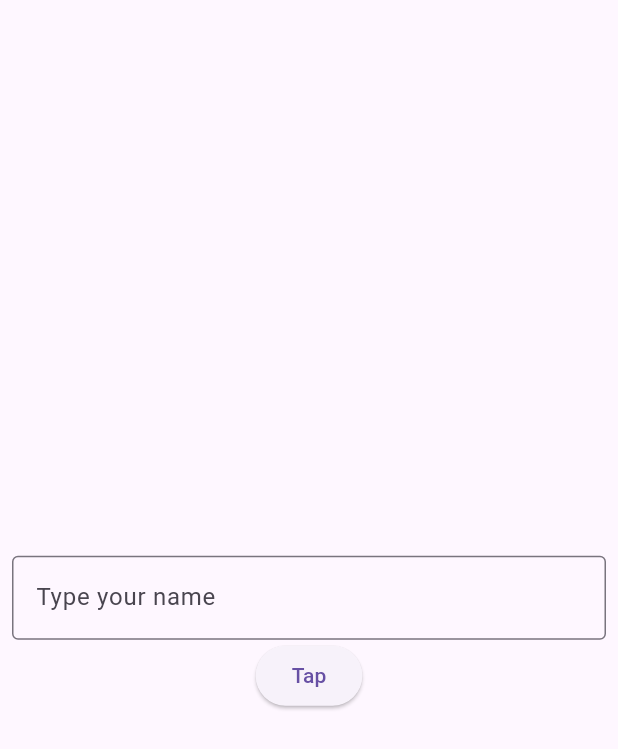
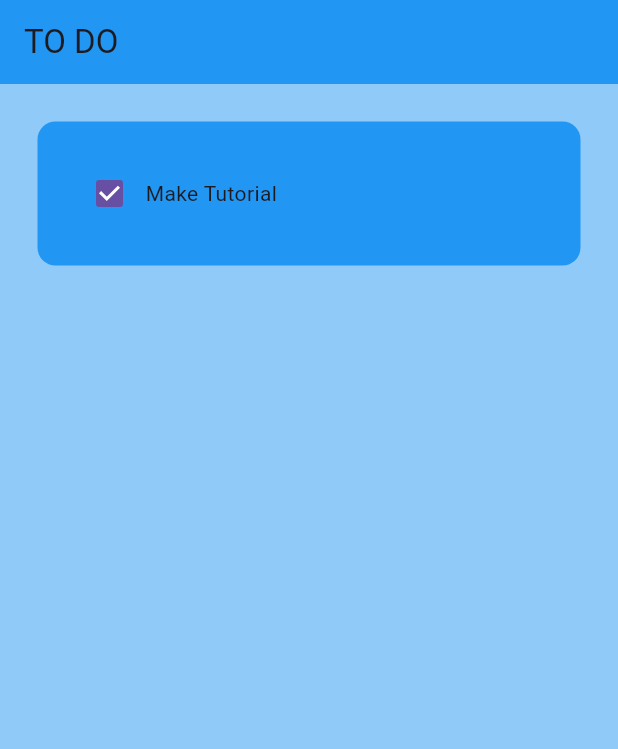
Before and after one commit to Lkemp1790/to_do_app, a Flutter app: the screen it shows after launch, on a phone screen of 412 x 824 dp. Shown: the top 749 px of the screen. Run offline on Flutter 3.47's test engine with Material 3 defaults, Android fonts, the phone set to English and light mode, and no system bars; missing offline and left inert: dart:ffi.

Commit message:
task list

```diff
--- a/lib/main.dart
+++ b/lib/main.dart
@@ -1,6 +1,6 @@
 import 'package:flutter/material.dart';
 
-import 'pages/todo_page.dart';
+import 'pages/home_page.dart';
 
 void main() {
   runApp(const MyApp());
@@ -14,7 +14,8 @@ class MyApp extends StatelessWidget {
   Widget build(BuildContext context) {
     return MaterialApp(
       debugShowCheckedModeBanner: false,
-      home: ToDoPage()
+      home: HomePage(),
+      theme: ThemeData(primarySwatch: Colors.blue),
     );
   }
 }
--- /dev/null
+++ b/lib/pages/home_page.dart
@@ -0,0 +1,32 @@
+import 'package:flutter/material.dart';
+import 'package:to_do_app/util/todo_tile.dart';
+
+class HomePage extends StatefulWidget {
+  const HomePage({super.key});
+
+  @override
+  State<HomePage> createState() => _HomePageState();
+}
+
+class _HomePageState extends State<HomePage> {
+  @override
+  Widget build(BuildContext context) {
+    return Scaffold(
+      backgroundColor: Colors.blue[200],
+      appBar: AppBar(
+        title: Text("TO DO"),
+        backgroundColor: Colors.blue,
+        elevation: 0,
+      ),
+      body: ListView(
+        children: [
+          TodoTile(
+            taskName: "Make Tutorial",
+            taskCompleted: true,
+            onChanged: (p0) {},
+          ),
+        ],
+      ),
+    );
+  }
+}
--- a/lib/pages/todo_page.dart
+++ /dev/null
@@ -1,49 +0,0 @@
-import 'package:flutter/material.dart';
-
-class ToDoPage extends StatefulWidget {
-  const ToDoPage({super.key});
-
-  @override
-  State<ToDoPage> createState() => _ToDoPageState();
-}
-
-class _ToDoPageState extends State<ToDoPage> {
-  // text editing controller
-  TextEditingController myController = TextEditingController();
-
-  // greeting message variable
-  String greetingMessage = "";
-
-  // greet user method
-  void greetUser() {
-    String userName = myController.text;
-    setState(() {
-      greetingMessage = "Hello, " + userName;
-    });
-  }
-
-  @override
-  Widget build(BuildContext context) {
-    return Scaffold(
-        body: Center(
-            child: Padding(
-      padding: const EdgeInsets.all(8.0),
-      child: Column(
-        mainAxisAlignment: MainAxisAlignment.center,
-        children: [
-          // GreetingMessage
-          Text(greetingMessage),
-
-          TextField(
-            controller: myController,
-            decoration: InputDecoration(
-                border: OutlineInputBorder(), hintText: "Type your name"),
-          ),
-
-          // button
-          ElevatedButton(onPressed: greetUser, child: Text("Tap"))
-        ],
-      ),
-    )));
-  }
-}
--- /dev/null
+++ b/lib/util/todo_tile.dart
@@ -0,0 +1,37 @@
+import 'dart:ffi';
+
+import 'package:flutter/material.dart';
+
+class TodoTile extends StatelessWidget {
+  final String taskName;
+  final bool taskCompleted;
+  Function(bool?)? onChanged;
+
+  TodoTile({
+    super.key,
+    required this.taskName,
+    required this.taskCompleted,
+    required this.onChanged,
+  });
+
+  @override
+  Widget build(BuildContext context) {
+    return Padding(
+      padding: const EdgeInsets.all(25.0),
+      child: Container(
+        padding: EdgeInsets.all(24),
+        child: Row(
+          children: [
+            // Checkbox
+            Checkbox(value: taskCompleted, onChanged: onChanged),
+
+            // Task name
+            Text(taskName),
+          ],
+        ),
+        decoration: BoxDecoration(
+            color: Colors.blue, borderRadius: BorderRadius.circular(12)),
+      ),
+    );
+  }
+}
```
